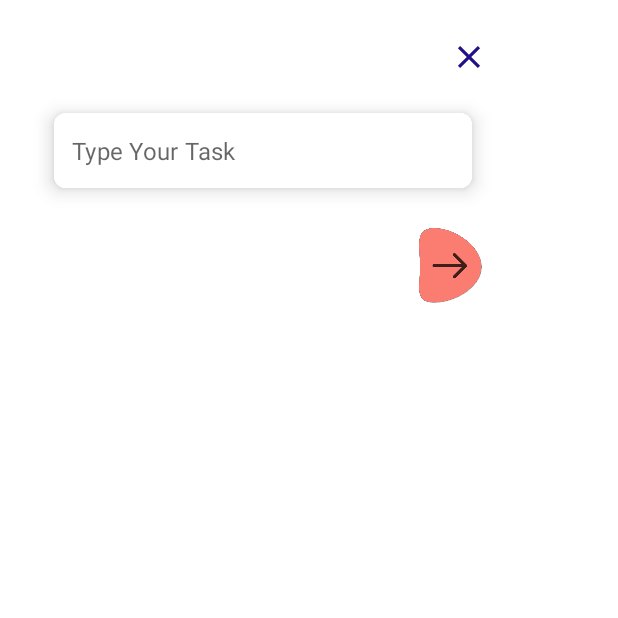
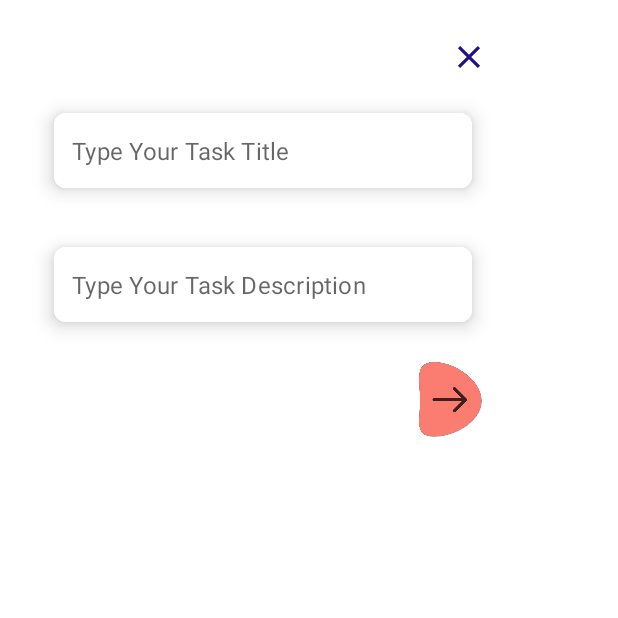
Before and after one commit to charlie-137/My-To-Do-List, an Android app: the AddEditNoteActivity screen opened directly, with no data from a screen before it, on a phone screen of 412 x 824 dp, the top half of it. Run offline under Robolectric (Android 15) with nearby library versions, the phone set to English and light mode, and no system bars; our stand-ins replace Room's generated code; Roboto replaces fonts that are not available here; 1 statement that could not run was skipped.

Commit message:
Second Commit

```diff
--- a/app/src/main/java/com/brogrammer/mytodolist/Note.kt
+++ b/app/src/main/java/com/brogrammer/mytodolist/Note.kt
@@ -8,6 +8,8 @@ import androidx.room.PrimaryKey
 class Note (
     @ColumnInfo(name = "title")
     val noteTitle:String,
+//    @ColumnInfo(name = "description")
+//    val noteDescription:String,
     @ColumnInfo(name = "checked")
     var checked : Boolean = false
     ) {
--- a/app/src/main/res/layout/activity_add_edit_note.xml
+++ b/app/src/main/res/layout/activity_add_edit_note.xml
@@ -61,6 +61,47 @@
 
         </com.google.android.material.card.MaterialCardView>
 
+        <com.google.android.material.card.MaterialCardView
+            android:id="@+id/cardView2"
+            android:layout_width="300dp"
+            android:layout_height="wrap_content"
+            android:layout_marginHorizontal="16dp"
+            android:layout_marginStart="-50dp"
+            android:layout_marginTop="10dp"
+            app:cardCornerRadius="8dp"
+            app:cardElevation="8dp"
+            app:cardUseCompatPadding="true"
+            app:layout_constraintEnd_toEndOf="parent"
+            app:layout_constraintHorizontal_bias="0.5"
+            app:layout_constraintStart_toStartOf="parent"
+            app:layout_constraintTop_toBottomOf="@+id/cardView1">
+
+            <com.google.android.material.textfield.TextInputLayout
+                android:layout_width="match_parent"
+                android:layout_height="50dp"
+                android:background="@color/white"
+                app:boxStrokeWidth="0dp"
+                app:boxStrokeWidthFocused="0dp"
+                app:hintEnabled="false"
+                android:gravity="center_vertical">
+
+                <com.google.android.material.textfield.TextInputEditText
+                    android:id="@+id/todoEt2"
+                    android:layout_width="match_parent"
+                    android:layout_height="50dp"
+                    android:background="@color/white"
+                    android:paddingTop="15dp"
+                    android:hint="@string/type_your_task_description"
+                    android:inputType="textCapSentences"
+                    android:gravity="center_vertical"
+                    android:paddingBottom="14dp"
+                    android:focusableInTouchMode="true"
+                    android:imeOptions="actionDone"
+                    android:paddingStart="12dp"/>
+            </com.google.android.material.textfield.TextInputLayout>
+
+        </com.google.android.material.card.MaterialCardView>
+
         <ImageView
             android:id="@+id/todoNextBtn"
             android:layout_width="50dp"
@@ -68,8 +109,8 @@
             android:src="@drawable/ic_next"
             app:layout_constraintBottom_toBottomOf="parent"
             android:layout_marginBottom="12dp"
-            app:layout_constraintTop_toBottomOf="@+id/cardView1"
-            app:layout_constraintEnd_toEndOf="@+id/cardView1"
+            app:layout_constraintTop_toBottomOf="@+id/cardView2"
+            app:layout_constraintEnd_toEndOf="@+id/cardView2"
             android:layout_marginTop="12dp"/>
 
     </androidx.constraintlayout.widget.ConstraintLayout>
--- a/app/src/main/res/values/strings.xml
+++ b/app/src/main/res/values/strings.xml
@@ -3,5 +3,6 @@
     <string name="sign_in">Sign-In</string>
     <string name="welcome_back">Welcome \n Back</string>
     <string name="sign_up">Sign-Up</string>
-    <string name="type_your_task">Type Your Task</string>
+    <string name="type_your_task">Type Your Task Title</string>
+    <string name="type_your_task_description">Type Your Task Description</string>
 </resources>
```
Also changed, not shown: app/src/main/java/com/brogrammer/mytodolist/AddEditNoteActivity.kt (+31 -30 lines), app/src/main/res/layout/each_task.xml (+10 -5 lines), app/src/main/res/layout/new_task.xml (+54 -6 lines), gradle/wrapper/gradle-wrapper.properties, 2 other files.
